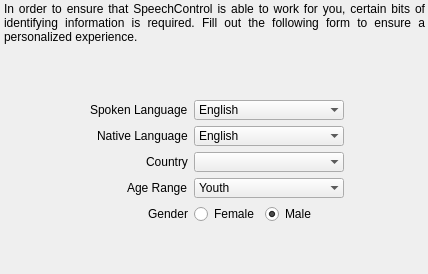
Qt form res/ui/quickstart-userinfo.ui (smartboyhw/speechcontrol) before a commit.
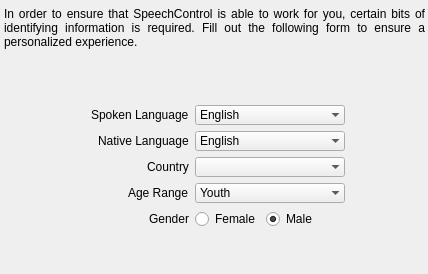
The same form after that commit.

```diff
--- a/res/ui/quickstart-userinfo.ui
+++ b/res/ui/quickstart-userinfo.ui
@@ -29,35 +29,7 @@
     </rect>
    </property>
    <layout class="QGridLayout" name="gridLayout">
-    <item row="2" column="0">
-     <widget class="QLabel" name="labelMessage">
-      <property name="minimumSize">
-       <size>
-        <width>0</width>
-        <height>45</height>
-       </size>
-      </property>
-      <property name="maximumSize">
-       <size>
-        <width>16777215</width>
-        <height>45</height>
-       </size>
-      </property>
-      <property name="text">
-       <string>In order to ensure that SpeechControl is able to work for you, certain bits of identifying information is required. Fill out the following form to ensure a personalized experience.</string>
-      </property>
-      <property name="alignment">
-       <set>Qt::AlignJustify|Qt::AlignVCenter</set>
-      </property>
-      <property name="wordWrap">
-       <bool>true</bool>
-      </property>
-      <property name="margin">
-       <number>4</number>
-      </property>
-     </widget>
-    </item>
-    <item row="3" column="0">
+    <item row="3" column="1">
      <layout class="QFormLayout" name="formLayout">
       <property name="fieldGrowthPolicy">
        <enum>QFormLayout::ExpandingFieldsGrow</enum>
@@ -251,6 +223,54 @@
       </item>
      </layout>
     </item>
+    <item row="3" column="0">
+     <spacer name="verticalSpacer">
+      <property name="orientation">
+       <enum>Qt::Vertical</enum>
+      </property>
+      <property name="sizeHint" stdset="0">
+       <size>
+        <width>20</width>
+        <height>40</height>
+       </size>
+      </property>
+     </spacer>
+    </item>
+    <item row="3" column="2">
+     <spacer name="verticalSpacer_2">
+      <property name="orientation">
+       <enum>Qt::Vertical</enum>
+      </property>
+      <property name="sizeHint" stdset="0">
+       <size>
+        <width>20</width>
+        <height>40</height>
+       </size>
+      </property>
+     </spacer>
+    </item>
+    <item row="2" column="0" colspan="3">
+     <widget class="QLabel" name="labelMessage">
+      <property name="minimumSize">
+       <size>
+        <width>0</width>
+        <height>55</height>
+       </size>
+      </property>
+      <property name="text">
+       <string>In order to ensure that SpeechControl is able to work for you, certain bits of identifying information is required. Fill out the following form to ensure a personalized experience.</string>
+      </property>
+      <property name="alignment">
+       <set>Qt::AlignJustify|Qt::AlignVCenter</set>
+      </property>
+      <property name="wordWrap">
+       <bool>true</bool>
+      </property>
+      <property name="margin">
+       <number>4</number>
+      </property>
+     </widget>
+    </item>
    </layout>
   </widget>
  </widget>
```
